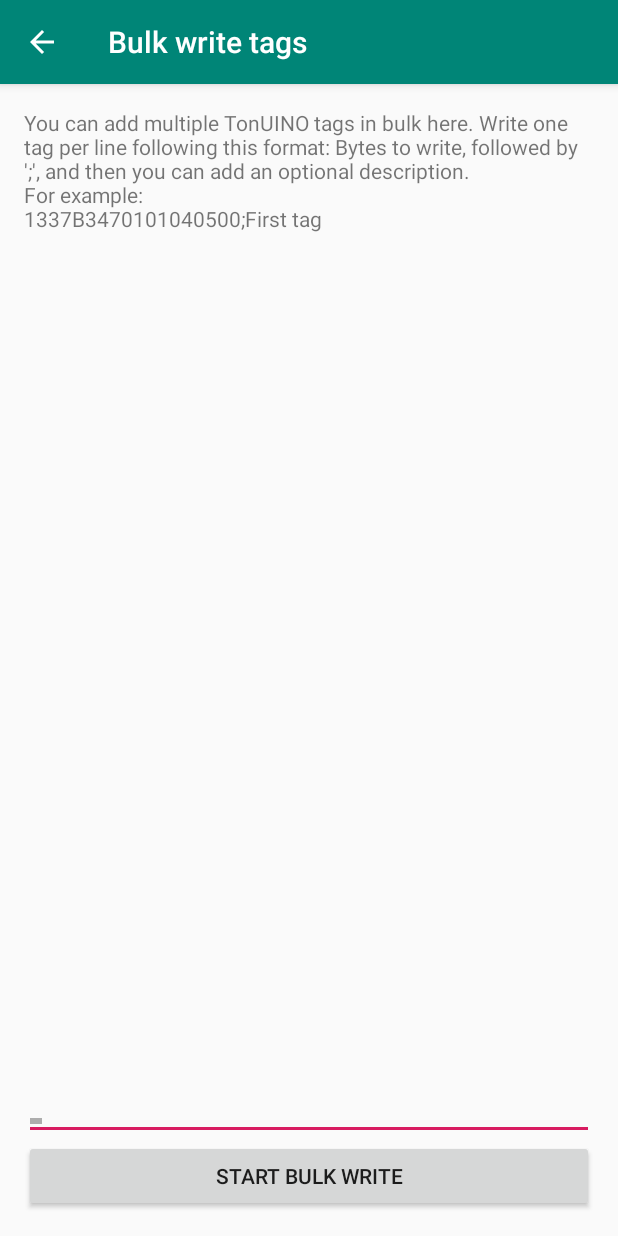
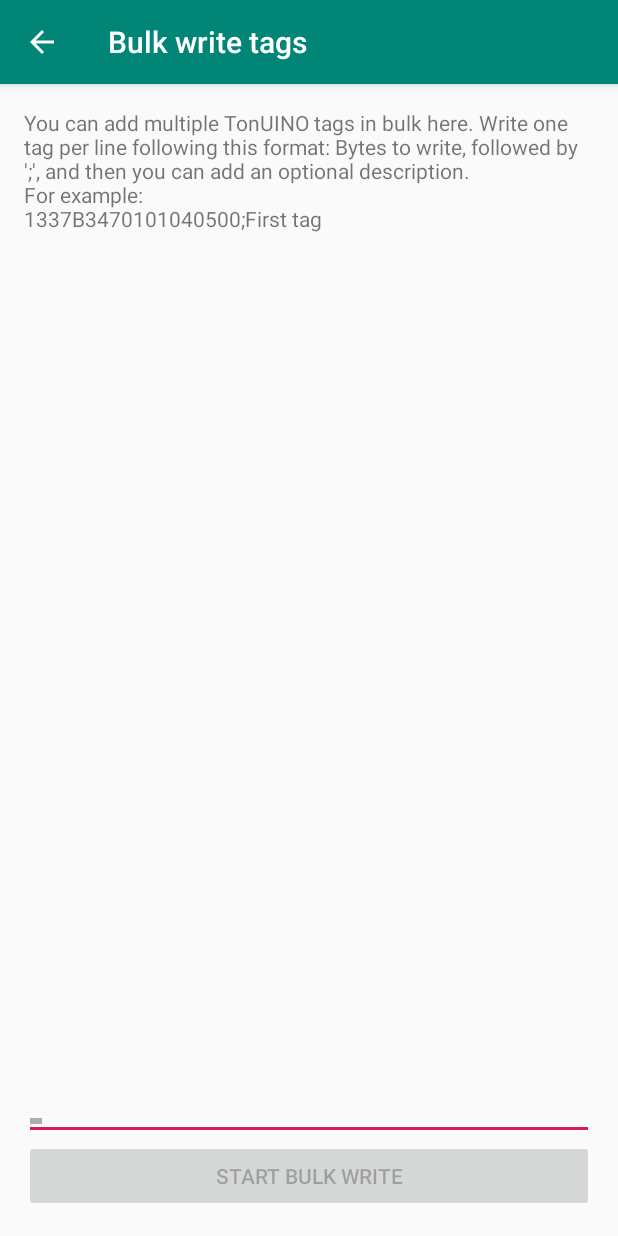
Before and after one commit to marc136/tonuino-nfc-tools, an Android app: the EnterListFragment screen opened directly, with no data from a screen before it, on a phone screen of 412 x 824 dp. Run offline under Robolectric (Android 15) with nearby library versions, the light colour scheme and no system bars.

Commit message:
Disable start writing button if bulk edit contains no lines

```diff
--- a/app/src/main/java/de/mw136/tonuino/ui/bulk/EnterListFragment.kt
+++ b/app/src/main/java/de/mw136/tonuino/ui/bulk/EnterListFragment.kt
@@ -31,7 +31,9 @@
     override fun onViewCreated(view: View, savedInstanceState: Bundle?) {
         super.onViewCreated(view, savedInstanceState)
 
-        view.findViewById<Button>(R.id.button_start).setOnClickListener {
+        val buttonStart = view.findViewById<Button>(R.id.button_start)
+        buttonStart.isEnabled = viewModel.lineCount > 0
+        buttonStart.setOnClickListener {
             findNavController().navigate(R.id.action_FirstFragment_to_SecondFragment)
         }
 
@@ -41,6 +43,7 @@
         myTextBox.addTextChangedListener(object : TextWatcher {
             override fun afterTextChanged(s: Editable) {
                 viewModel.setLines(s)
+                buttonStart.isEnabled = s.isNotBlank()
             }
 
             override fun beforeTextChanged(s: CharSequence?, start: Int, count: Int, after: Int) {}
```
